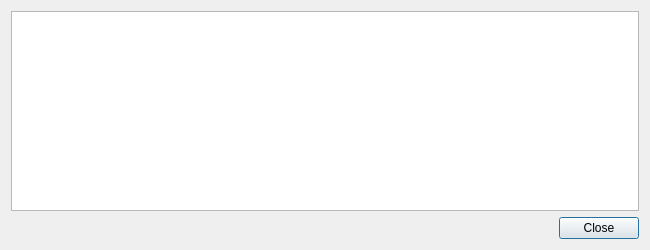
Qt form src/qt/forms/transactiondescdialog.ui (VeriConomy/vericoin) before a commit.
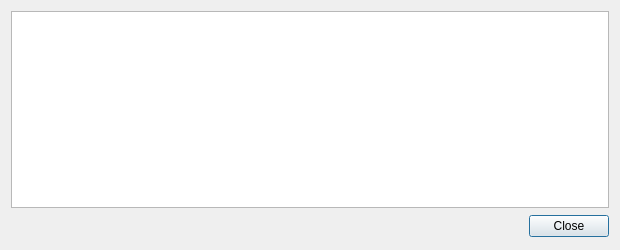
The same form after that commit.

Diff of the .ui file:
```diff
--- a/src/qt/forms/transactiondescdialog.ui
+++ b/src/qt/forms/transactiondescdialog.ui
@@ -6,7 +6,7 @@
    <rect>
     <x>0</x>
     <y>0</y>
-    <width>650</width>
+    <width>620</width>
     <height>250</height>
    </rect>
   </property>
@@ -26,6 +26,21 @@
    </item>
    <item>
     <widget class="QDialogButtonBox" name="buttonBox">
+     <property name="minimumSize">
+      <size>
+       <width>120</width>
+       <height>25</height>
+      </size>
+     </property>
+     <property name="font">
+      <font>
+       <family>Lato</family>
+      </font>
+     </property>
+     <property name="styleSheet">
+      <string notr="true">QButton{ background : #0a3057; border : none; color: #FFFFFF} QButton:hover { background : #418BCA; } 
+QButton:pressed { background : #418BCA; }</string>
+     </property>
      <property name="orientation">
       <enum>Qt::Horizontal</enum>
      </property>
```
